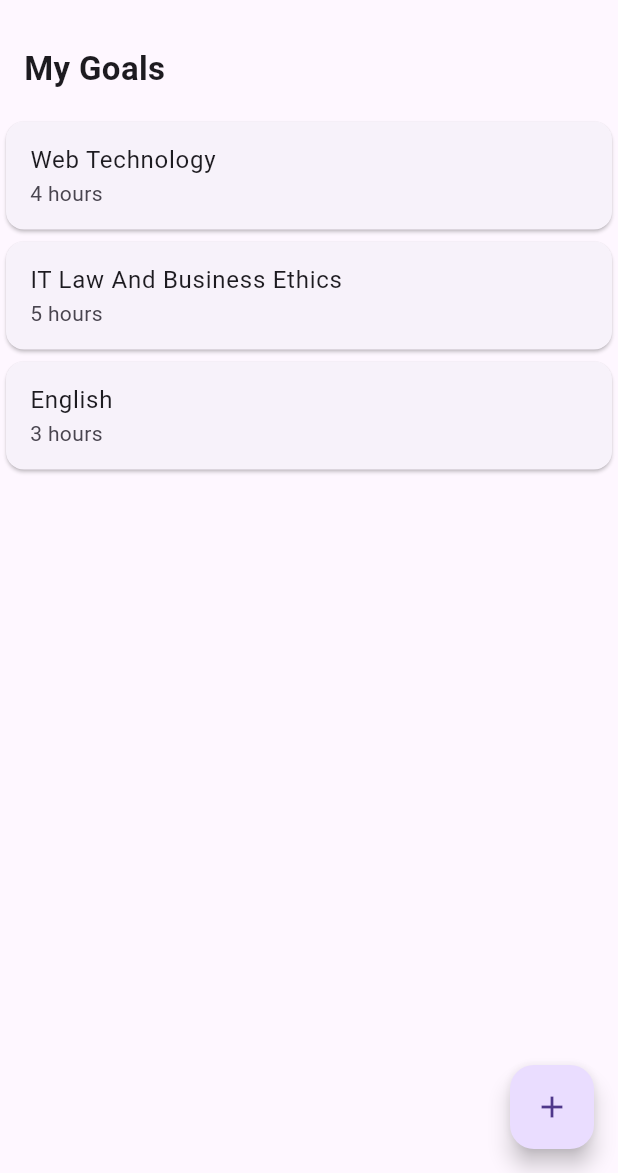
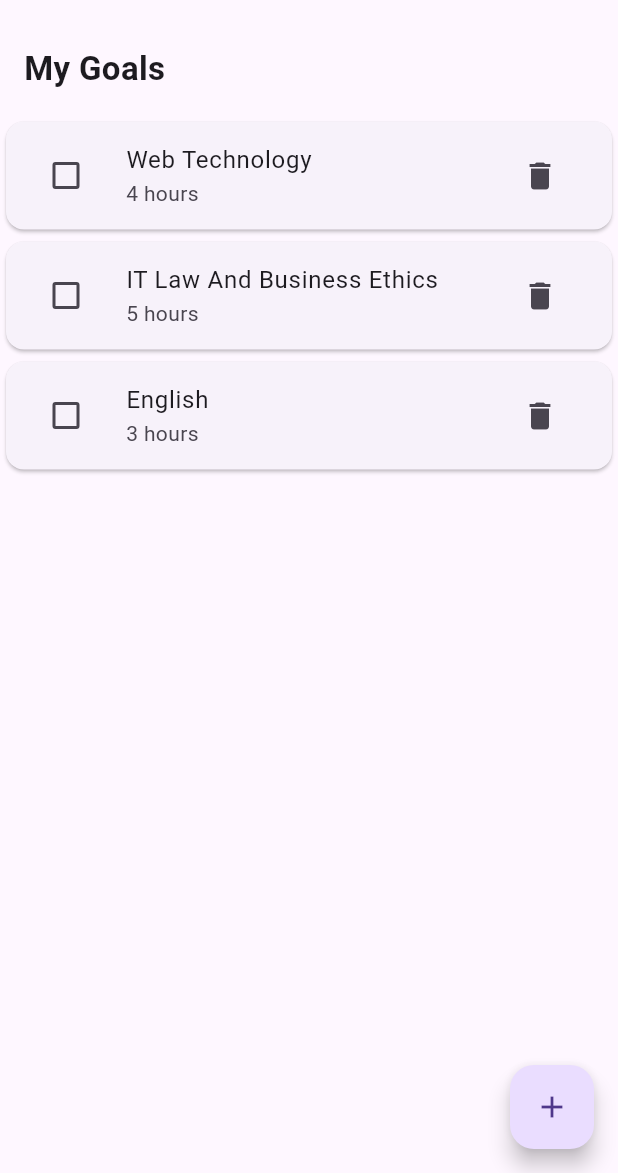
Before and after one commit to mu099180-create/group-19-study-planner, a Flutter app: the screen it shows after launch, on a phone screen of 412 x 824 dp, the part 63-1236 px from its top. Run offline on Flutter 3.47's test engine with Material 3 defaults, Android fonts, the phone set to English and light mode, and no system bars.

Commit message:
Update main.dart

```diff
--- a/lib/main.dart
+++ b/lib/main.dart
@@ -10,48 +10,109 @@ class MyApp extends StatelessWidget {
 
   @override
   Widget build(BuildContext context) {
-    return MaterialApp(
-      home: Scaffold(
+    return const MaterialApp(
+      debugShowCheckedModeBanner: false,
+      home: StudyPlannerScreen(),
+    );
+  }
+}
+
+// STATIC: main screen (now stateful so the UI can react to changes)
+class StudyPlannerScreen extends StatefulWidget {
+  const StudyPlannerScreen({super.key});
+
+  @override
+  State<StudyPlannerScreen> createState() => _StudyPlannerScreenState();
+}
+
+class _StudyPlannerScreenState extends State<StudyPlannerScreen> {
+  // LOGIC: goals data, each goal has: subject, hours, done
+  final List<Map<String, dynamic>> goals = [
+    {'subject': 'Web Technology', 'hours': 4, 'done': false},
+    {'subject': 'IT Law And Business Ethics', 'hours': 5, 'done': false},
+    {'subject': 'English', 'hours': 3, 'done': false},
+  ];
+
+  // LOGIC: marks a goal as done or not done
+  void toggleGoal(int index) {
+    setState(() {
+      goals[index]['done'] = !goals[index]['done'];
+    });
+  }
+
+  // LOGIC: removes a goal from the list
+  void deleteGoal(int index) {
+    setState(() {
+      goals.removeAt(index);
+    });
+  }
+
+  // LOGIC: adds a sample goal (will be replaced by a form in Phase 4)
+  void addSampleGoal() {
+    setState(() {
+      goals.add({
+        'subject': 'New Subject ${goals.length + 1}',
+        'hours': 2,
+        'done': false,
+      });
+    });
+  }
+
+  @override
+  Widget build(BuildContext context) {
+    return Scaffold(
       // STATIC: app bar
       appBar: AppBar(title: const Text('My Study Planner')),
-        // STATIC: goals list
       body: Column(
         crossAxisAlignment: CrossAxisAlignment.start,
-          children: const [
+        children: [
           // STATIC: heading
-            Padding(
+          const Padding(
             padding: EdgeInsets.all(16),
             child: Text(
               'My Goals',
               style: TextStyle(fontSize: 22, fontWeight: FontWeight.bold),
             ),
           ),
-            // STATIC: goal cards
-            Card(
+          // STATIC: goals list built from data
+          Expanded(
+            child: ListView.builder(
+              // CONNECTION: the UI reads its items from the goals data
+              itemCount: goals.length,
+              itemBuilder: (context, index) {
+                final goal = goals[index];
+                final bool isDone = goal['done'];
+                return Card(
                   child: ListTile(
-                title: Text('Web Technology'),
-                subtitle: Text('4 hours'),
+                    onTap: () => toggleGoal(index),
+                    leading: Checkbox(
+                      value: isDone,
+                      onChanged: (_) => toggleGoal(index),
+                    ),
+                    title: Text(
+                      goal['subject'],
+                      style: TextStyle(
+                        decoration: isDone ? TextDecoration.lineThrough : null,
+                        color: isDone ? Colors.grey : null,
                       ),
                     ),
-            Card(
-              child: ListTile(
-                title: Text('IT Law And Business Ethics'),
-                subtitle: Text('5 hours'),
+                    subtitle: Text('${goal['hours']} hours'),
+                    trailing: IconButton(
+                      icon: const Icon(Icons.delete),
+                      onPressed: () => deleteGoal(index),
                     ),
                   ),
-            Card(
-              child: ListTile(
-                title: Text('English'),
-                subtitle: Text('3 hours'),
+                );
+              },
             ),
           ),
         ],
       ),
       // STATIC: floating action button
       floatingActionButton: FloatingActionButton(
-          onPressed: () {},
+        // CONNECTION: the button calls the logic function
+        onPressed: addSampleGoal,
         child: const Icon(Icons.add),
-        ),
       ),
     );
   }
```
Also changed, not shown: lib/main_phase2.dart (added, +119 -0 lines). Lines whose indentation alone changed are shown as unchanged.
